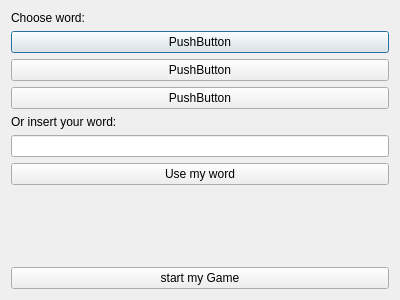
Old version of the form 07-GuessMyDrawing/Application/chooseword.ui in the repository JelenaBondzic/GuessMyDrawing.
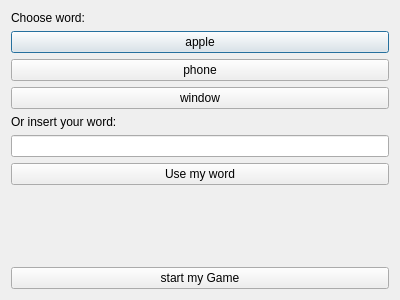
New version of the form.

The edit to the form file:
```diff
--- a/07-GuessMyDrawing/Application/chooseword.ui
+++ b/07-GuessMyDrawing/Application/chooseword.ui
@@ -26,21 +26,21 @@
      <item>
       <widget class="QPushButton" name="pbFirstWord">
        <property name="text">
-        <string>PushButton</string>
+        <string>apple</string>
        </property>
       </widget>
      </item>
      <item>
       <widget class="QPushButton" name="pbSecondWord">
        <property name="text">
-        <string>PushButton</string>
+        <string>phone</string>
        </property>
       </widget>
      </item>
      <item>
       <widget class="QPushButton" name="pbThirdWord">
        <property name="text">
-        <string>PushButton</string>
+        <string>window</string>
        </property>
       </widget>
      </item>
```
